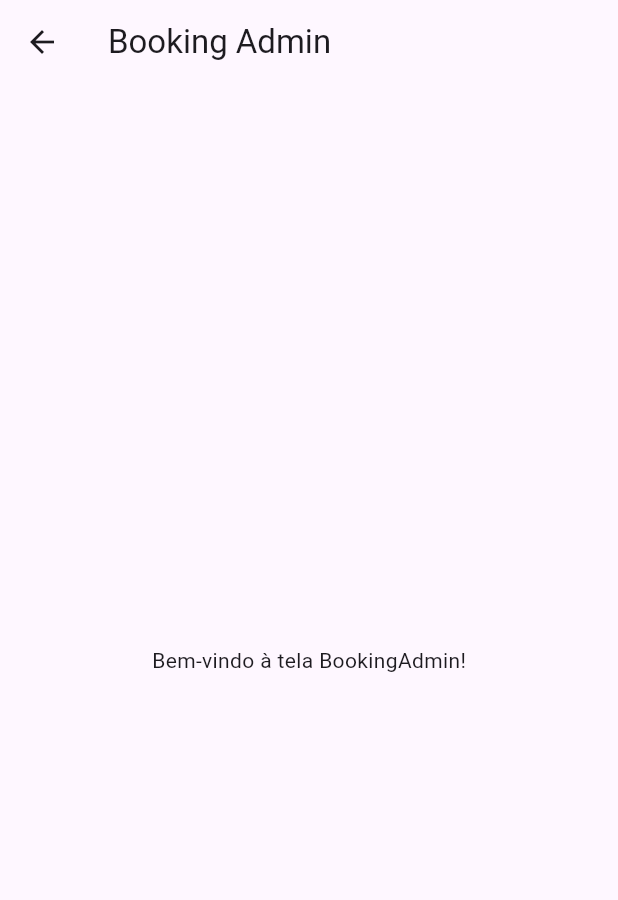
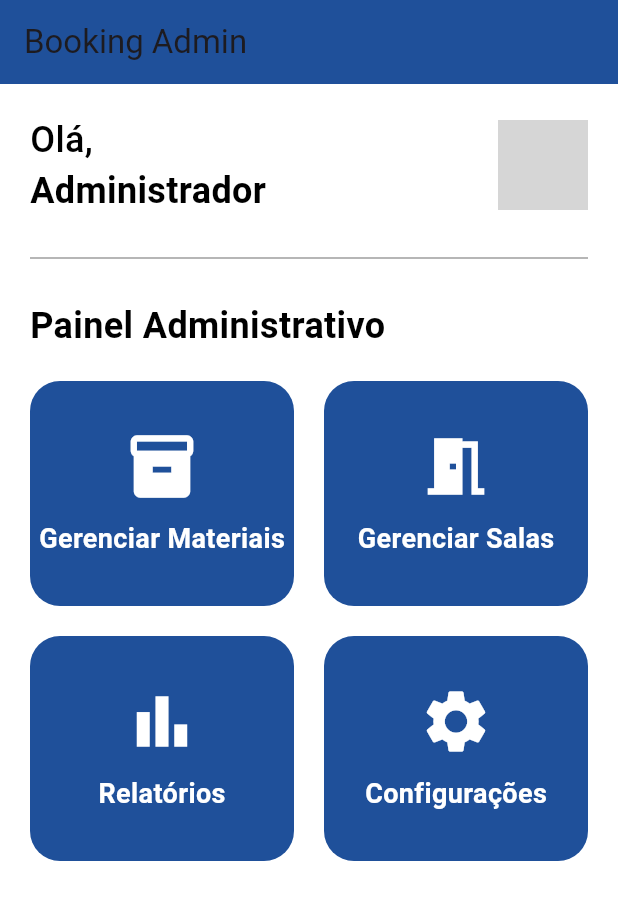
Before and after one commit to marceloifpe/Sistema_mapeamento_laboratorio_e_materiais_mobile, a Flutter app: the BookingAdmin screen opened directly, on a phone screen of 412 x 824 dp. Shown: the top 900 px of the screen. Run offline on Flutter 3.47's test engine with Material 3 defaults, Android fonts, the phone set to English and light mode, and no system bars; our stand-ins replace cloud_firestore, firebase_auth, firebase_core, random_string, shared_preferences; accounts and stored records are empty; grey boxes are pictures that could not be loaded.

Commit message:
adminlogin/bookigadmin
teals de bookingAdmin e AdminLogin implementadas

```diff
--- a/sistema_mapeamento_de_materiais/lib/Admin/admin_login.dart
+++ b/sistema_mapeamento_de_materiais/lib/Admin/admin_login.dart
@@ -161,7 +161,6 @@ class _MyWidgetState extends State<AdminLogin> {
     super.dispose();
   }
 
-  // Movendo a função loginAdmin para dentro da classe _MyWidgetState
   void _loginAdmin() async {
     try {
       if (nomedeusuariocontroller.text.trim().isEmpty ||
@@ -184,10 +183,17 @@ class _MyWidgetState extends State<AdminLogin> {
           idEncontrado = true;
 
           if (adminData['Senha'] == passwordcontroller.text.trim()) {
-            Navigator.push(
-              context,
-              MaterialPageRoute(builder: (context) => BookingAdmin()),
-            );
+            // Log bem-sucedido
+            print("Login bem-sucedido! Redirecionando...");
+
+            // Garantindo a navegação no contexto correto
+            Future.delayed(Duration(seconds: 1), () {
+              // Usando `Navigator.of(context)` para a navegação
+              Navigator.of(context).pushReplacement(
+                MaterialPageRoute(builder: (context) => BookingAdmin()),
+              );
+            });
+
             return;
           } else {
             ScaffoldMessenger.of(context).showSnackBar(SnackBar(
--- a/sistema_mapeamento_de_materiais/lib/Admin/booking_admin.dart
+++ b/sistema_mapeamento_de_materiais/lib/Admin/booking_admin.dart
@@ -1,14 +1,174 @@
+import 'dart:io';
 import 'package:flutter/material.dart';
+import 'package:cloud_firestore/cloud_firestore.dart';
+import 'package:firebase_core/firebase_core.dart';
 
-class BookingAdmin extends StatelessWidget {
+class BookingAdmin extends StatefulWidget {
+  @override
+  State<BookingAdmin> createState() => _BookingAdminState();
+}
+
+class _BookingAdminState extends State<BookingAdmin> {
+  String? adminName = "Administrador"; // Nome do administrador
+
+  @override
+  void initState() {
+    super.initState();
+    // Instalar o provedor de segurança no Android (opcional)
+    if (Platform.isAndroid) {
+      _installSecurityProvider();
+    }
+  }
+
+  void _installSecurityProvider() {
+    try {
+      // Simula a instalação do ProviderInstaller (substituir por nativo se necessário)
+      print("Provedor de segurança instalado com sucesso.");
+    } catch (e) {
+      print("Erro ao instalar provedor de segurança: $e");
+    }
+  }
+
   @override
   Widget build(BuildContext context) {
     return Scaffold(
+      backgroundColor: Color(0xFFFFFFFF),
       appBar: AppBar(
         title: Text('Booking Admin'),
+        backgroundColor: Color(0xff1F509A),
       ),
-      body: Center(
-        child: Text('Bem-vindo à tela BookingAdmin!'),
+      body: Container(
+        margin: EdgeInsets.only(top: 20.0, left: 20.0, right: 20.0),
+        child: Column(
+          crossAxisAlignment: CrossAxisAlignment.start,
+          children: [
+            Row(
+              mainAxisAlignment: MainAxisAlignment.spaceBetween,
+              children: [
+                Column(
+                  crossAxisAlignment: CrossAxisAlignment.start,
+                  children: [
+                    Text(
+                      "Olá,",
+                      style: TextStyle(
+                          color: Colors.black,
+                          fontSize: 24.0,
+                          fontWeight: FontWeight.w500),
+                    ),
+                    Text(
+                      adminName ?? "Administrador",
+                      style: TextStyle(
+                          color: Colors.black,
+                          fontSize: 24.0,
+                          fontWeight: FontWeight.bold),
+                    ),
+                  ],
+                ),
+                ClipRRect(
+                  borderRadius: BorderRadius.circular(10),
+                  child: Image.asset(
+                    "assets/images/admin.png", // Caminho corrigido
+                    height: 60,
+                    width: 60,
+                    fit: BoxFit.cover,
+                  ),
+                ),
+              ],
+            ),
+            SizedBox(height: 20.0),
+            Divider(color: Colors.black38),
+            SizedBox(height: 20.0),
+            Text(
+              "Painel Administrativo",
+              style: TextStyle(
+                  color: Colors.black,
+                  fontSize: 24.0,
+                  fontWeight: FontWeight.bold),
+            ),
+            SizedBox(height: 20.0),
+            _buildAdminOptions(),
+          ],
+        ),
+      ),
+    );
+  }
+
+  Widget _buildAdminOptions() {
+    return Column(
+      children: [
+        Row(
+          children: [
+            _buildOptionCard(
+              title: "Gerenciar Materiais",
+              icon: Icons.inventory,
+              onTap: () {
+                // Implementar funcionalidade
+              },
+            ),
+            SizedBox(width: 20.0),
+            _buildOptionCard(
+              title: "Gerenciar Salas",
+              icon: Icons.meeting_room,
+              onTap: () {
+                // Implementar funcionalidade
+              },
+            ),
+          ],
+        ),
+        SizedBox(height: 20.0),
+        Row(
+          children: [
+            _buildOptionCard(
+              title: "Relatórios",
+              icon: Icons.bar_chart,
+              onTap: () {
+                // Implementar funcionalidade
+              },
+            ),
+            SizedBox(width: 20.0),
+            _buildOptionCard(
+              title: "Configurações",
+              icon: Icons.settings,
+              onTap: () {
+                // Implementar funcionalidade
+              },
+            ),
+          ],
+        ),
+      ],
+    );
+  }
+
+  Widget _buildOptionCard({
+    required String title,
+    required IconData icon,
+    required VoidCallback onTap,
+  }) {
+    return Flexible(
+      fit: FlexFit.tight,
+      child: GestureDetector(
+        onTap: onTap,
+        child: Container(
+          height: 150,
+          decoration: BoxDecoration(
+            color: Color(0xff1F509A),
+            borderRadius: BorderRadius.circular(20),
+          ),
+          child: Column(
+            mainAxisAlignment: MainAxisAlignment.center,
+            children: [
+              Icon(icon, size: 50, color: Colors.white),
+              SizedBox(height: 10.0),
+              Text(
+                title,
+                style: TextStyle(
+                    color: Colors.white,
+                    fontSize: 18.0,
+                    fontWeight: FontWeight.bold),
+              ),
+            ],
+          ),
+        ),
       ),
     );
   }
--- a/sistema_mapeamento_de_materiais/lib/main.dart
+++ b/sistema_mapeamento_de_materiais/lib/main.dart
@@ -42,7 +42,7 @@ class MyApp extends StatelessWidget {
           colorScheme: ColorScheme.fromSeed(seedColor: Colors.deepPurple),
           useMaterial3: true,
         ),
-        home: AdminLogin());
+        home: BookingAdmin());
   }
 }
 
```
Also changed, not shown: sistema_mapeamento_de_materiais/pubspec.yaml (line endings or trailing spaces).
